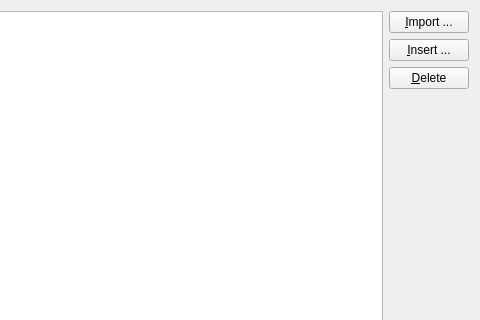
Qt form BOMizator/componentsCacheDialog.ui (dejfson/BOMizator) before a commit; both pictures show x 580 to 1060 and y 0 to 320 of the 1060 by 959 pixel window.
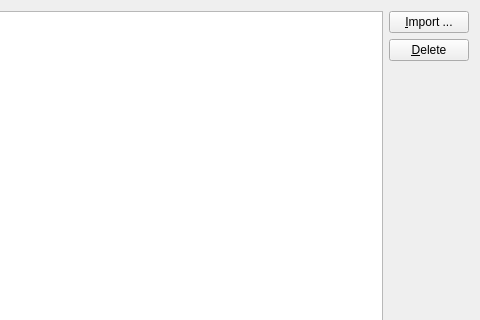
The same form after that commit.

Commit message: components cache dialog imports other cache items and loads them

Patch:
```diff
--- a/BOMizator/componentsCacheDialog.ui
+++ b/BOMizator/componentsCacheDialog.ui
@@ -50,13 +50,6 @@
        </property>
       </widget>
      </item>
-     <item>
-      <widget class="QPushButton" name="insertButton">
-       <property name="text">
-        <string>&amp;Insert ...</string>
-       </property>
-      </widget>
-     </item>
      <item>
       <widget class="QPushButton" name="deleteButton">
        <property name="text">
```
The commit also changes 1 other file.
